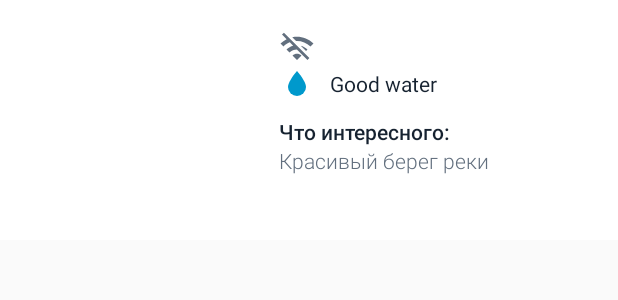
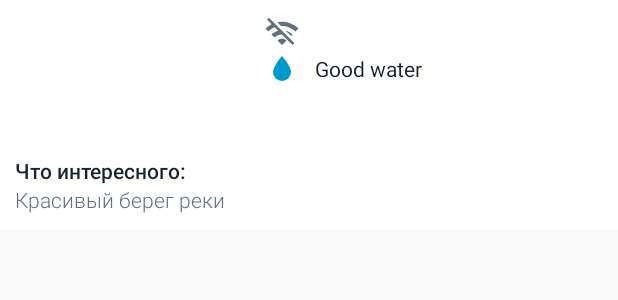
Before and after one commit to orcchg/EcologyMap, an Android app: the layout fragment_info.xml on its own in the app's theme, with its tools: preview values and no code run, on a phone screen of 412 x 824 dp. Shown: the top 300 px of the screen. Run offline under Robolectric (Android 15) with nearby library versions, the phone set to English and light mode, and no system bars; plain views replace SimpleDraweeView.

Commit message:
Better info

```diff
--- a/app/src/main/java/com/orcchg/ecologymap/MapActivity.kt
+++ b/app/src/main/java/com/orcchg/ecologymap/MapActivity.kt
@@ -107,9 +107,9 @@ class MapActivity : AppCompatActivity(), OnMapReadyCallback, InfoDialog.Callback
 
     private fun showMarkerInfo(marker: MarkerItem) {
         val payload = when (marker.tag) {
-            "point_0" -> Payload(descriptionId = R.string.comment_point_0, waterDescId = R.string.water_point_0, imageIds = listOf(R.drawable.image1, R.drawable.image2), statusIds = listOf(R.drawable.ic_baseline_wifi_off_24px))
-            "point_1" -> Payload(descriptionId = R.string.comment_point_1, waterDescId = R.string.water_point_1, imageIds = listOf(R.drawable.image2), statusIds = listOf(R.drawable.ic_baseline_wifi_24px))
-            else -> Payload(descriptionId = R.string.comment_point_2, waterDescId = R.string.water_point_2, imageIds = listOf(R.drawable.image2), statusIds = listOf(R.drawable.ic_baseline_wifi_24px))
+            "point_0" -> Payload(descriptionId = R.string.comment_point_0, waterDescId = R.string.water_point_0, imageIds = listOf(R.drawable.image1s, R.drawable.image2s), statusIds = listOf(R.drawable.ic_baseline_wifi_off_24px))
+            "point_1" -> Payload(descriptionId = R.string.comment_point_1, waterDescId = R.string.water_point_1, imageIds = listOf(R.drawable.image3s), statusIds = listOf(R.drawable.ic_baseline_wifi_24px))
+            else -> Payload(descriptionId = R.string.comment_point_2, waterDescId = R.string.water_point_2, imageIds = listOf(R.drawable.image4s), statusIds = listOf(R.drawable.ic_baseline_wifi_24px))
         }
         InfoDialog.newInstance(payload).show(supportFragmentManager, "point_${marker.tag}")
     }
--- a/app/src/main/res/layout/fragment_info.xml
+++ b/app/src/main/res/layout/fragment_info.xml
@@ -7,25 +7,24 @@
     android:layout_width="match_parent"
     android:layout_height="wrap_content"
     android:background="@android:color/white"
-    android:minHeight="160dp"
-    android:padding="20dp">
+    android:minHeight="144dp"
+    android:padding="10dp">
 
     <com.facebook.drawee.view.SimpleDraweeView
         android:id="@+id/iv_image"
         android:layout_width="150dp"
-        android:layout_height="120dp"
+        android:layout_height="84dp"
         android:contentDescription="@null"
         app:layout_constraintTop_toTopOf="parent"
-        app:layout_constraintBottom_toBottomOf="parent"
         app:layout_constraintStart_toStartOf="parent"
-        fresco:placeholderImage="@drawable/image1"/>
+        fresco:placeholderImage="@drawable/image1s"/>
 
     <LinearLayout
         android:layout_width="0dp"
         android:layout_height="0dp"
         android:layout_marginStart="16dp"
         android:orientation="vertical"
-        app:layout_constraintTop_toTopOf="parent"
+        app:layout_constraintTop_toTopOf="@id/iv_image"
         app:layout_constraintBottom_toBottomOf="@id/iv_image"
         app:layout_constraintStart_toEndOf="@id/iv_image"
         app:layout_constraintEnd_toEndOf="parent">
@@ -43,35 +42,6 @@
                 android:tint="@color/textSecondary"/>
         </LinearLayout>
 
-        <!--<LinearLayout-->
-            <!--android:layout_width="match_parent"-->
-            <!--android:layout_height="wrap_content"-->
-            <!--android:orientation="horizontal">-->
-            <!---->
-            <!--<TextView-->
-                <!--android:id="@+id/tv_water_title"-->
-                <!--android:layout_width="match_parent"-->
-                <!--android:layout_height="wrap_content"-->
-                <!--android:fontFamily="sans-serif-medium"-->
-                <!--android:gravity="center_vertical|start"-->
-                <!--android:text="@string/water_title"-->
-                <!--android:textColor="@color/textPrimary"-->
-                <!--android:textSize="14sp"/>-->
-            <!---->
-            <!--<TextView-->
-                <!--android:id="@+id/tv_water"-->
-                <!--android:layout_width="match_parent"-->
-                <!--android:layout_height="wrap_content"-->
-                <!--android:drawableStart="@drawable/ic_waterdrop"-->
-                <!--android:drawablePadding="10dp"-->
-                <!--android:drawableTint="@android:color/holo_blue_dark"-->
-                <!--android:fontFamily="sans-serif"-->
-                <!--android:gravity="center_vertical|start"-->
-                <!--android:textColor="@color/textPrimary"-->
-                <!--android:textSize="14sp"-->
-                <!--tools:text="Good water"/>-->
-        <!--</LinearLayout>-->
-
         <TextView
             android:id="@+id/tv_water"
             android:layout_width="match_parent"
@@ -84,26 +54,32 @@
             android:textColor="@color/textPrimary"
             android:textSize="14sp"
             tools:text="Good water"/>
+    </LinearLayout>
 
     <TextView
         android:id="@+id/tv_comment_title"
-            android:layout_width="match_parent"
+        android:layout_width="0dp"
         android:layout_height="wrap_content"
         android:layout_marginTop="10dp"
         android:fontFamily="sans-serif-medium"
         android:gravity="center_vertical|start"
         android:text="@string/comment_title"
         android:textColor="@color/textPrimary"
-            android:textSize="14sp"/>
+        android:textSize="14sp"
+        app:layout_constraintTop_toBottomOf="@id/iv_image"
+        app:layout_constraintStart_toStartOf="parent"
+        app:layout_constraintEnd_toEndOf="parent"/>
 
     <TextView
         android:id="@+id/tv_comment"
-            android:layout_width="match_parent"
+        android:layout_width="0dp"
         android:layout_height="wrap_content"
         android:fontFamily="sans-serif-light"
         android:gravity="center_vertical|start"
         android:text="@string/comment_point_1"
         android:textColor="@color/textSecondary"
-            android:textSize="14sp"/>
-    </LinearLayout>
+        android:textSize="14sp"
+        app:layout_constraintTop_toBottomOf="@id/tv_comment_title"
+        app:layout_constraintStart_toStartOf="parent"
+        app:layout_constraintEnd_toEndOf="parent"/>
 </android.support.constraint.ConstraintLayout>
```
Also changed, not shown: app/src/main/res/drawable/image1s.jpg (added), app/src/main/res/drawable/image2s.jpg (added), app/src/main/res/drawable/image3s.jpg (added), app/src/main/res/drawable/image4s.jpg (added). Lines whose indentation alone changed are shown as unchanged.
